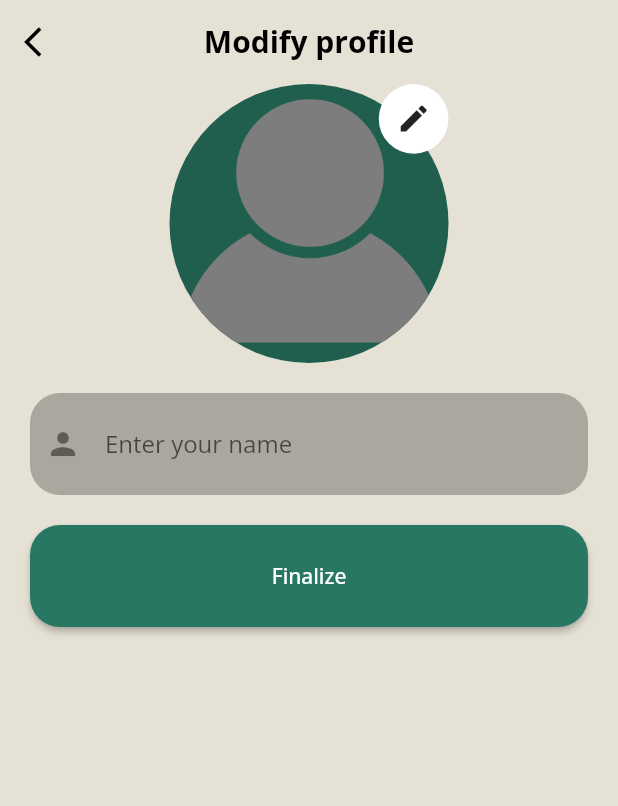
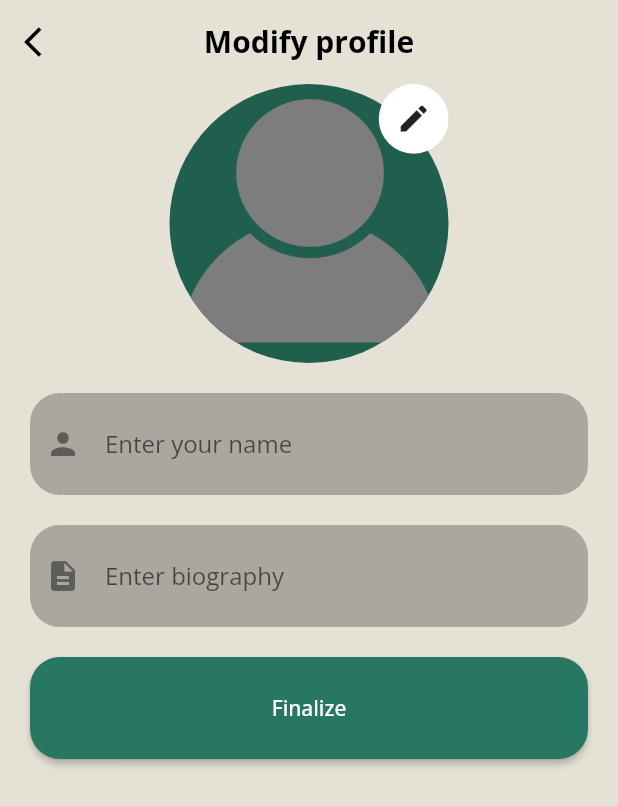
Before and after one commit to Buba98/dima_project, a Flutter app: the SettingPage screen opened directly, after a tap on "Modify", on a phone screen of 412 x 824 dp. Shown: the top 806 px of the screen. Run offline on Flutter 3.47's test engine with Material 2 defaults, Android fonts, the phone set to English and light mode, and no system bars; our stand-ins replace cloud_firestore, firebase_auth, firebase_core, firebase_storage, flutter_bloc, flutter_map and 3 more; missing offline and left inert: duration_picker, geocode; accounts and stored records are empty; network calls fail.

Commit message:
Bio, profile picture on summaries, sign up/in errors

```diff
--- a/lib/bloc/offer_bloc.dart
+++ b/lib/bloc/offer_bloc.dart
@@ -185,6 +185,7 @@ class OfferBloc extends Bloc<OfferEvent, OfferState> {
       InternalUser user = InternalUser(
         uid: documentSnapshot.id,
         name: map['name'],
+        bio: map['bio'],
         dogs: ((map['dogs'] ?? []) as List)
             .map((e) => Dog(uid: e.id, fetched: false))
             .toList(),
--- a/lib/bloc/order_bloc.dart
+++ b/lib/bloc/order_bloc.dart
@@ -101,6 +101,7 @@ class OrderBloc extends Bloc<OrderEvent, OrderState> {
     InternalUser user = InternalUser(
       uid: userDoc.id,
       name: userMap['name'],
+      bio: userMap['bio'],
       dogs: ((userMap['dogs'] ?? []) as List)
           .map((e) => Dog(uid: e.id, fetched: false))
           .toList(),
@@ -130,6 +131,7 @@ class OrderBloc extends Bloc<OrderEvent, OrderState> {
     InternalUser client = InternalUser(
       uid: clientDoc.id,
       name: clientMap['name'],
+      bio: clientMap['bio'],
       dogs: ((clientMap['dogs'] ?? []) as List)
           .map((e) => Dog(uid: e.id, fetched: false))
           .toList(),
--- a/lib/bloc/user/user_bloc.dart
+++ b/lib/bloc/user/user_bloc.dart
@@ -24,9 +24,11 @@ class ModifyEvent extends UserEvent {
 
   ModifyEvent({
     String? name,
+    String? bio,
     this.image,
   }) : firestoreModel = {
           'name': name,
+          'bio': bio,
         };
 }
 
@@ -175,6 +177,7 @@ class UserBloc extends Bloc<UserEvent, UserState> {
     InternalUser internalUser = InternalUser(
       uid: FirebaseAuth.instance.currentUser!.uid,
       name: data['name'],
+      bio: data['bio'],
       dogs: [],
       fetched: true,
     );
--- a/lib/home/profile/modify_dog_screen.dart
+++ b/lib/home/profile/modify_dog_screen.dart
@@ -84,6 +84,7 @@ class _ModifyDogScreenState extends State<ModifyDogScreen> {
                   },
                   text: S.of(context).deleteDog,
                   primary: false,
+                  attention: true,
                 ),
               ),
             Button(
--- a/lib/home/profile/modify_profile/modify_profile_screen.dart
+++ b/lib/home/profile/modify_profile/modify_profile_screen.dart
@@ -26,6 +26,7 @@ class ModifyProfileScreen extends StatefulWidget {
 
 class _ModifyProfileScreenState extends State<ModifyProfileScreen> {
   final TextEditingController name = TextEditingController();
+  final TextEditingController bio = TextEditingController();
 
   bool emptyName = false;
   File? image;
@@ -34,6 +35,9 @@ class _ModifyProfileScreenState extends State<ModifyProfileScreen> {
   void initState() {
     if (widget.internalUser.name != null) {
       name.text = widget.internalUser.name!;
+    }
+    if (widget.internalUser.bio != null) {
+      name.text = widget.internalUser.bio!;
     }
     super.initState();
   }
@@ -93,6 +97,14 @@ class _ModifyProfileScreenState extends State<ModifyProfileScreen> {
             const SizedBox(
               height: 20,
             ),
+            TextInput(
+              hintText: S.of(context).enterBiography,
+              textEditingController: bio,
+              icon: Icons.description,
+            ),
+            const SizedBox(
+              height: 20,
+            ),
             Button(
               onPressed: () {
                 if (name.text.isEmpty) {
@@ -102,6 +114,7 @@ class _ModifyProfileScreenState extends State<ModifyProfileScreen> {
                 context.read<UserBloc>().add(
                       ModifyEvent(
                         name: name.text,
+                        bio: bio.text,
                         image: image,
                       ),
                     );
--- a/lib/home/profile/setting_screen.dart
+++ b/lib/home/profile/setting_screen.dart
@@ -1,5 +1,6 @@
 import 'package:dima_project/bloc/user/authentication_bloc.dart';
 import 'package:dima_project/bloc/user/user_bloc.dart';
+import 'package:dima_project/constants.dart';
 import 'package:dima_project/generated/l10n.dart';
 import 'package:dima_project/home/profile/modify_dog_screen.dart';
 import 'package:dima_project/home/profile/modify_profile/modify_profile_screen.dart';
@@ -22,7 +23,8 @@ class SettingScreen extends StatelessWidget {
         state as CompleteState;
         return Center(
           child: Padding(
-            padding: const EdgeInsets.symmetric(horizontal: 20),
+            padding:
+                const EdgeInsets.symmetric(horizontal: spaceBetweenWidgets),
             child: ListView(
               children: [
                 LayoutBuilder(
@@ -50,6 +52,15 @@ class SettingScreen extends StatelessWidget {
                   title: S.of(context).name,
                   text: state.internalUser.name!,
                 ),
+                if (state.internalUser.bio != null) ...[
+                  const SizedBox(
+                    height: 20,
+                  ),
+                  ShowText(
+                    title: S.of(context).biography,
+                    text: state.internalUser.bio!,
+                  ),
+                ],
                 const SizedBox(
                   height: 20,
                 ),
--- a/lib/input/show_text.dart
+++ b/lib/input/show_text.dart
@@ -1,3 +1,4 @@
+import 'package:dima_project/constants.dart';
 import 'package:flutter/material.dart';
 
 class ShowText extends StatelessWidget {
@@ -28,15 +29,17 @@ class ShowText extends StatelessWidget {
       onTap: onPressed,
       child: Container(
         alignment: Alignment.centerLeft,
-        height: 68,
-        width: wight,
+        constraints: BoxConstraints(
+          maxWidth: wight ?? double.infinity,
+          minHeight: 68,
+        ),
         decoration: BoxDecoration(
           borderRadius: const BorderRadius.all(
-            Radius.circular(20),
+            Radius.circular(spaceBetweenWidgets),
           ),
           color: backgroundColor,
         ),
-        padding: const EdgeInsets.all(10),
+        padding: const EdgeInsets.all(spaceBetweenWidgets / 2),
         child: Row(
           children: [
             if (leadingIcon != null)
@@ -47,7 +50,8 @@ class ShowText extends StatelessWidget {
               const SizedBox(
                 width: 12,
               ),
-            Column(
+            Expanded(
+              child: Column(
                 crossAxisAlignment: centerText
                     ? CrossAxisAlignment.center
                     : CrossAxisAlignment.start,
@@ -58,13 +62,20 @@ class ShowText extends StatelessWidget {
                       title!,
                       style: const TextStyle(color: Colors.black45),
                     ),
-                Text(
+                  LayoutBuilder(builder:
+                      (BuildContext context, BoxConstraints constraints) {
+                    // print(constraints);
+
+                    return SizedBox(
+                      child: Text(
                         text,
                         style: const TextStyle(fontWeight: FontWeight.bold),
                       ),
+                    );
+                  }),
                 ],
               ),
-            const Spacer(),
+            ),
             if (trailerIcon != null)
               const SizedBox(
                 width: 12,
--- a/lib/input/text_input.dart
+++ b/lib/input/text_input.dart
@@ -16,9 +16,8 @@ class TextInput extends StatelessWidget {
   const TextInput.email({
     super.key,
     required this.textEditingController,
-    bool? error,
+    this.textFieldKey = const Key('email_text_input'),
     this.errorText,
-    this.textFieldKey = const Key('email_text_input'),
   })  : hintText = 'Enter email',
         icon = Icons.email_outlined,
         obscureText = false,
@@ -28,9 +27,8 @@ class TextInput extends StatelessWidget {
   const TextInput.password({
     super.key,
     required this.textEditingController,
-    bool? error,
+    this.textFieldKey = const Key('password_text_input'),
     this.errorText,
-    this.textFieldKey = const Key('password_text_input'),
   })  : hintText = 'Enter password',
         icon = Icons.lock_outline,
         obscureText = true,
--- a/lib/l10n/intl_en.arb
+++ b/lib/l10n/intl_en.arb
@@ -62,5 +62,10 @@
     "activities":"Activities",
     "orders":"Orders",
     "offerSummary":"Offer summary",
-    "deleteOffer":"Delete offer"
+    "deleteOffer":"Delete offer",
+    "biography":"Biography",
+    "enterBiography":"Enter biography",
+    "emailOrPasswordError":"Email or password error",
+    "emailAlreadyRegistered":"Email already registered",
+    "passwordTooWeak":"Password too weak"
 }
--- a/lib/model/internal_user.dart
+++ b/lib/model/internal_user.dart
@@ -7,12 +7,14 @@ import 'dog.dart';
 class InternalUser {
   InternalUser({
     required this.uid,
+    this.bio,
     this.name,
     this.dogs,
     required this.fetched,
   });
 
   final String? name;
+  final String? bio;
   final List<Dog>? dogs;
   final String uid;
   bool fetched;
```
Also changed, not shown: lib/authentication/sign_in/sign_in_bloc.dart (+3 -7 lines), lib/authentication/sign_in/sign_in_screen.dart (+11 -4 lines), lib/authentication/sign_up/sign_up_screen.dart (+11 -4 lines), lib/home/offer/start_date_duration_price_picker.dart (+8 -5 lines), lib/home/order/order_summary_page.dart (+45 -9 lines), lib/home/search/offer_summary_page.dart (+56 -9 lines), lib/input/selection/selection.dart (+3 -5 lines), lib/l10n/intl_zh.arb (+6 -1 lines), lib/generated/intl/messages_en.dart, lib/generated/intl/messages_zh.dart, lib/generated/l10n.dart. Lines whose indentation alone changed are shown as unchanged.
